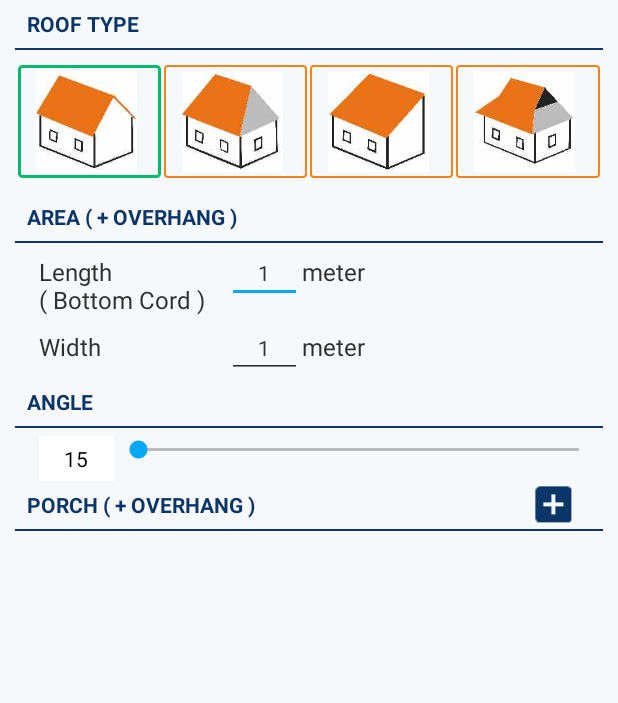
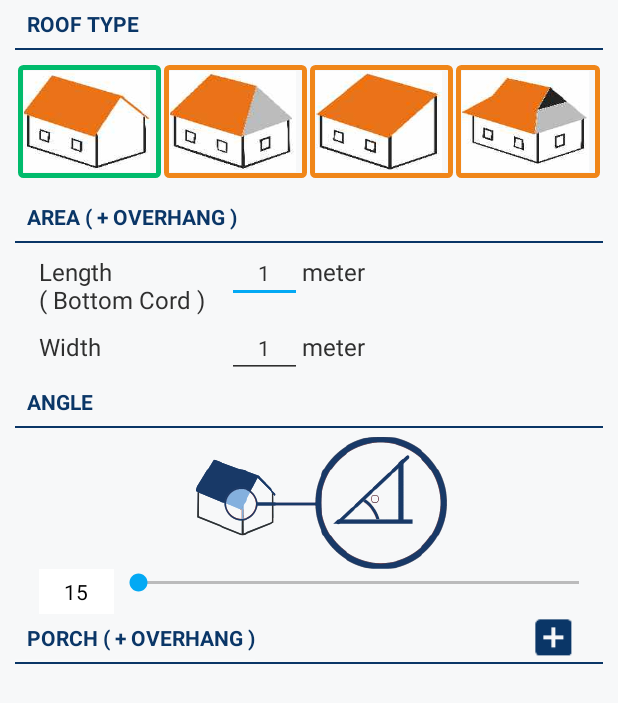
Before and after one commit to tatalogam/roof_calc, an Android app: the layout fragment_steelframe.xml on its own in the app's theme, with its tools: preview values and no code run, on a phone screen of 412 x 824 dp. Shown: the top 703 px of the screen. Run offline under Robolectric (Android 15) with nearby library versions, the phone set to English and light mode, and no system bars.

Commit message:
rev 26 april 2017

```diff
--- a/app/build.gradle
+++ b/app/build.gradle
@@ -71,8 +71,8 @@ android {
         applicationId 'com.tatalogam.roof_calc'
         minSdkVersion 16
         targetSdkVersion 25
-        versionCode 7
-        versionName "1.1.3"
+        versionCode 8
+        versionName "1.1.4"
         testInstrumentationRunner "android.support.test.runner.AndroidJUnitRunner"
     }
     buildTypes {
--- a/app/src/main/AndroidManifest.xml
+++ b/app/src/main/AndroidManifest.xml
@@ -1,8 +1,8 @@
 <?xml version="1.0" encoding="utf-8"?>
 <manifest xmlns:android="http://schemas.android.com/apk/res/android"
     package="com.tatalogam.roof_calc"
-    android:versionCode="7"
-    android:versionName="1.1.3">
+    android:versionCode="8"
+    android:versionName="1.1.4">
 
     <uses-permission android:name="android.permission.INTERNET" />
     <uses-permission android:name="android.permission.ACCESS_WIFI_STATE" />
--- a/app/src/main/res/drawable/shape_card.xml
+++ b/app/src/main/res/drawable/shape_card.xml
@@ -1,7 +1,7 @@
 <?xml version="1.0" encoding="utf-8"?>
 <shape
     xmlns:android="http://schemas.android.com/apk/res/android"
-    android:shape="rectangle"   >
+    android:shape="rectangle">
 <!--
     <solid
         android:color="@color/white_100_percent" >
@@ -12,6 +12,6 @@
     </corners>
 
     <stroke
-        android:width="2px"
+        android:width="5px"
         android:color="@color/tl_orange_70_percent" />
 </shape>
--- a/app/src/main/res/drawable/shape_card_done.xml
+++ b/app/src/main/res/drawable/shape_card_done.xml
@@ -1,7 +1,7 @@
 <?xml version="1.0" encoding="utf-8"?>
 <shape
     xmlns:android="http://schemas.android.com/apk/res/android"
-    android:shape="rectangle"   >
+    android:shape="rectangle" >
     <!--
         <solid
             android:color="@color/white_100_percent" >
@@ -12,6 +12,6 @@
     </corners>
 
     <stroke
-        android:width="3px"
+        android:width="5px"
         android:color="@color/tl_green_75_percent" />
 </shape>
--- a/app/src/main/res/layout/fragment_steelframe.xml
+++ b/app/src/main/res/layout/fragment_steelframe.xml
@@ -60,6 +60,7 @@
                         android:layout_height="wrap_content"
                         android:layout_gravity="center"
                         android:layout_marginRight="2dp"
+                        android:scaleType="fitXY"
                         android:src="@drawable/rooftype_gable"/>
 
                     <TextView
@@ -88,6 +89,7 @@
                         android:layout_height="wrap_content"
                         android:layout_gravity="center"
                         android:layout_marginRight="2dp"
+                        android:scaleType="fitXY"
                         android:src="@drawable/rooftype_hip"/>
 
                     <TextView
@@ -116,6 +118,7 @@
                         android:layout_height="wrap_content"
                         android:layout_gravity="center"
                         android:layout_marginRight="2dp"
+                        android:scaleType="fitXY"
                         android:src="@drawable/rooftype_shed"/>
 
                     <TextView
@@ -143,6 +146,7 @@
                         android:layout_height="wrap_content"
                         android:layout_gravity="center"
                         android:layout_marginRight="2dp"
+                        android:scaleType="fitXY"
                         android:src="@drawable/rooftype_dutch"/>
 
                     <TextView
@@ -267,7 +271,8 @@
                     android:id="@+id/iv_angle"
                     android:layout_width="match_parent"
                     android:layout_height="wrap_content"
-                    android:layout_marginTop="5dp"/>
+                    android:layout_marginTop="5dp"
+                    android:src="@drawable/iv_angle"/>
 
                 <LinearLayout
                     android:id="@+id/container_degree"
```
